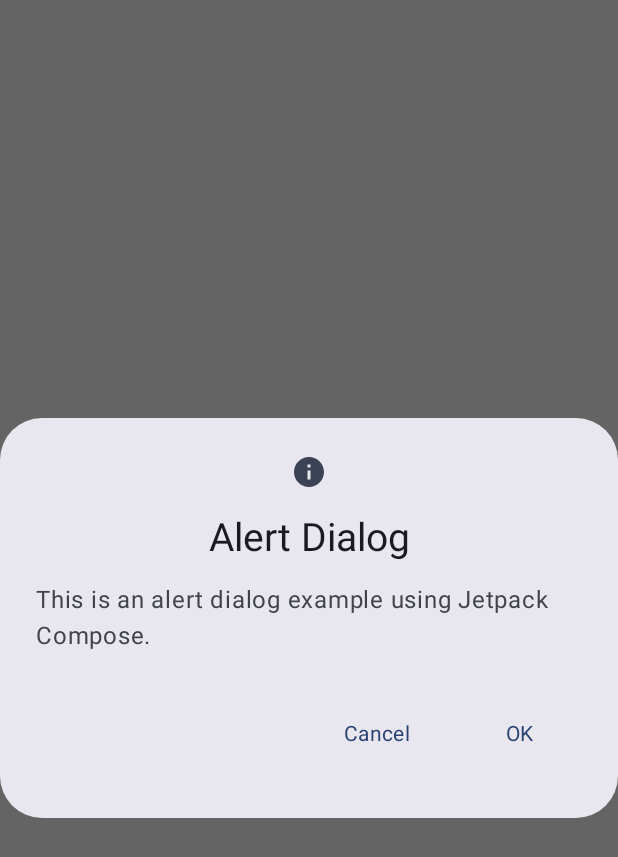
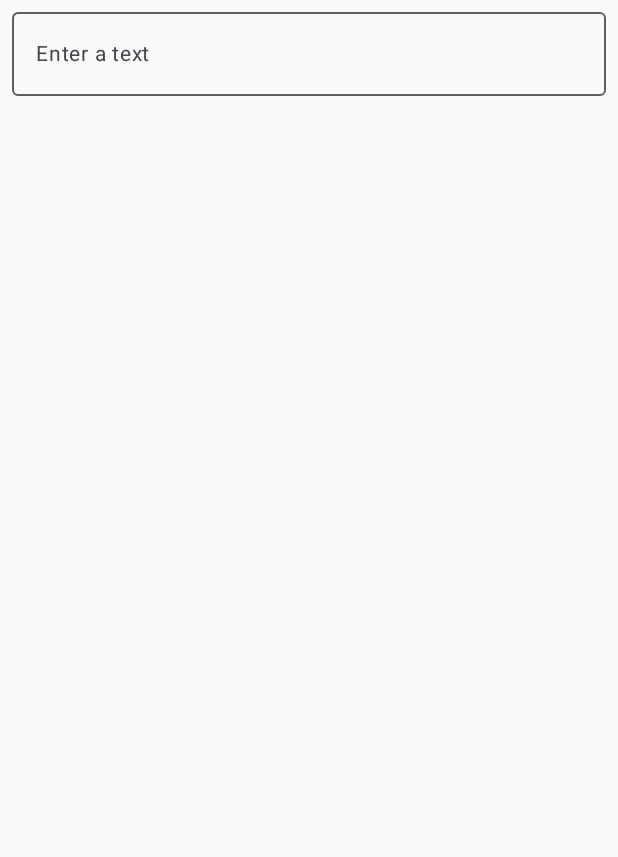
Before and after one commit to Laurina23/Compose-UIcomponents, an Android app built with Jetpack Compose: the screen it shows after launch (MainActivity), on a phone screen of 412 x 824 dp. Shown: the top 857 px of the screen. Run offline under Robolectric (Android 15) with nearby library versions, the phone set to English and light mode, and no system bars.

Commit message:
implemented text field

```diff
--- a/UIcomponents/app/src/main/java/com/example/uicomponents/MainActivity.kt
+++ b/UIcomponents/app/src/main/java/com/example/uicomponents/MainActivity.kt
@@ -3,76 +3,33 @@ package com.example.uicomponents
 import android.os.Bundle
 import androidx.activity.ComponentActivity
 import androidx.activity.compose.setContent
-import androidx.compose.foundation.layout.*
-import androidx.compose.material.icons.Icons
-import androidx.compose.material.icons.filled.Info
-import androidx.compose.material3.*
+import androidx.compose.foundation.layout.fillMaxWidth
+import androidx.compose.foundation.layout.padding
+import androidx.compose.material3.OutlinedTextField
+import androidx.compose.material3.Text
 import androidx.compose.runtime.*
 import androidx.compose.ui.Modifier
-import androidx.compose.ui.graphics.vector.ImageVector
+import androidx.compose.ui.text.input.TextFieldValue
 import androidx.compose.ui.unit.dp
 import androidx.compose.ui.unit.sp
 import com.example.uicomponents.ui.theme.UIcomponentsTheme
 
 class MainActivity : ComponentActivity() {
-    @OptIn(ExperimentalMaterial3Api::class)
     override fun onCreate(savedInstanceState: Bundle?) {
         super.onCreate(savedInstanceState)
         setContent {
             UIcomponentsTheme {
-                AlertDialogExample(
-                    onDismissRequest = {},
-                    onConfirmation = {},
-                    dialogTitle = "Alert Dialog",
-                    dialogText = "This is an alert dialog example using Jetpack Compose.",
-                    icon = Icons.Default.Info
+                var text by remember { mutableStateOf(TextFieldValue()) }
+
+                OutlinedTextField(
+                    value = text,
+                    onValueChange = { text = it },
+                    label = { Text("Enter a text", fontSize = 14.sp) },
+                    modifier = Modifier
+                        .fillMaxWidth()
+                        .padding(horizontal = 8.dp)
                 )
             }
         }
     }
 }
-
-@OptIn(ExperimentalMaterial3Api::class)
-@Composable
-fun AlertDialogExample(
-    onDismissRequest: () -> Unit,
-    onConfirmation: () -> Unit,
-    dialogTitle: String,
-    dialogText: String,
-    icon: ImageVector,
-) {
-    AlertDialog(
-        icon = {
-            Icon(icon, contentDescription = "Alert Icon")
-        },
-        title = {
-            Text(text = dialogTitle, fontSize = 26.sp)
-        },
-        text = {
-            Text(text = dialogText, style = MaterialTheme.typography.bodyLarge)
-        },
-        onDismissRequest = {
-            onDismissRequest()
-        },
-        confirmButton = {
-            TextButton(
-                onClick = {
-                    onConfirmation()
-                },
-                modifier = Modifier.padding(horizontal = 12.dp, vertical = 8.dp)
-            ) {
-                Text("OK", style = MaterialTheme.typography.bodyMedium)
-            }
-        },
-        dismissButton = {
-            TextButton(
-                onClick = {
-                    onDismissRequest()
-                },
-                modifier = Modifier.padding(horizontal = 12.dp, vertical = 8.dp)
-            ) {
-                Text("Cancel", style = MaterialTheme.typography.bodyMedium)
-            }
-        }
-    )
-}
```
Also changed, not shown: 1 other file.
